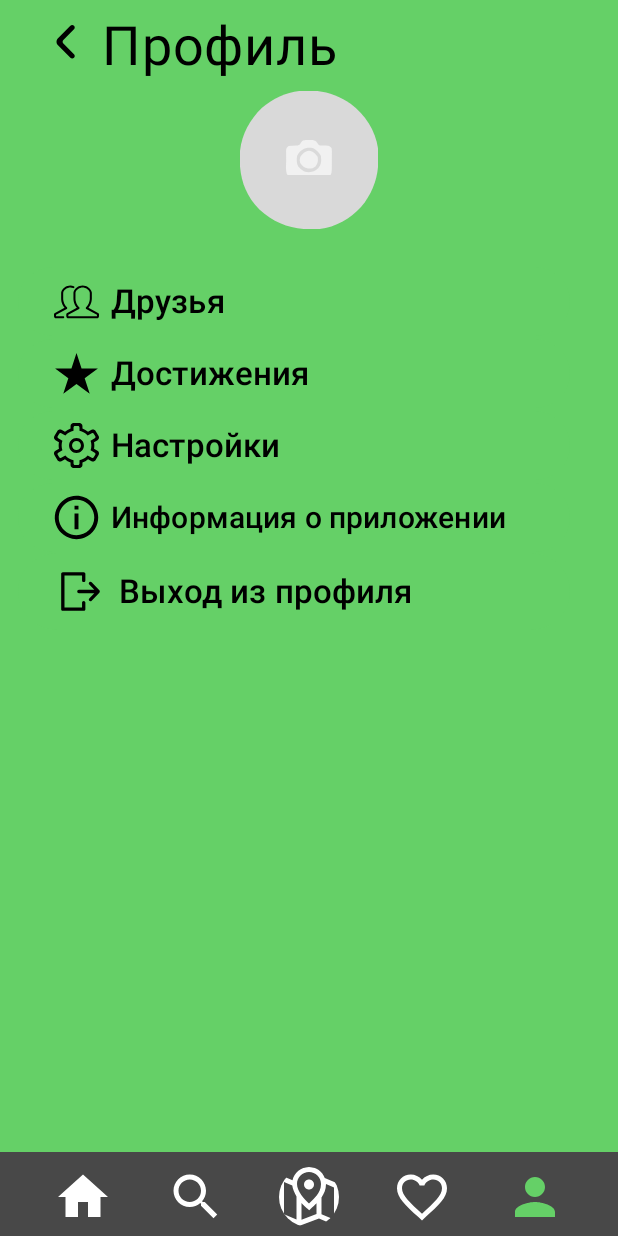
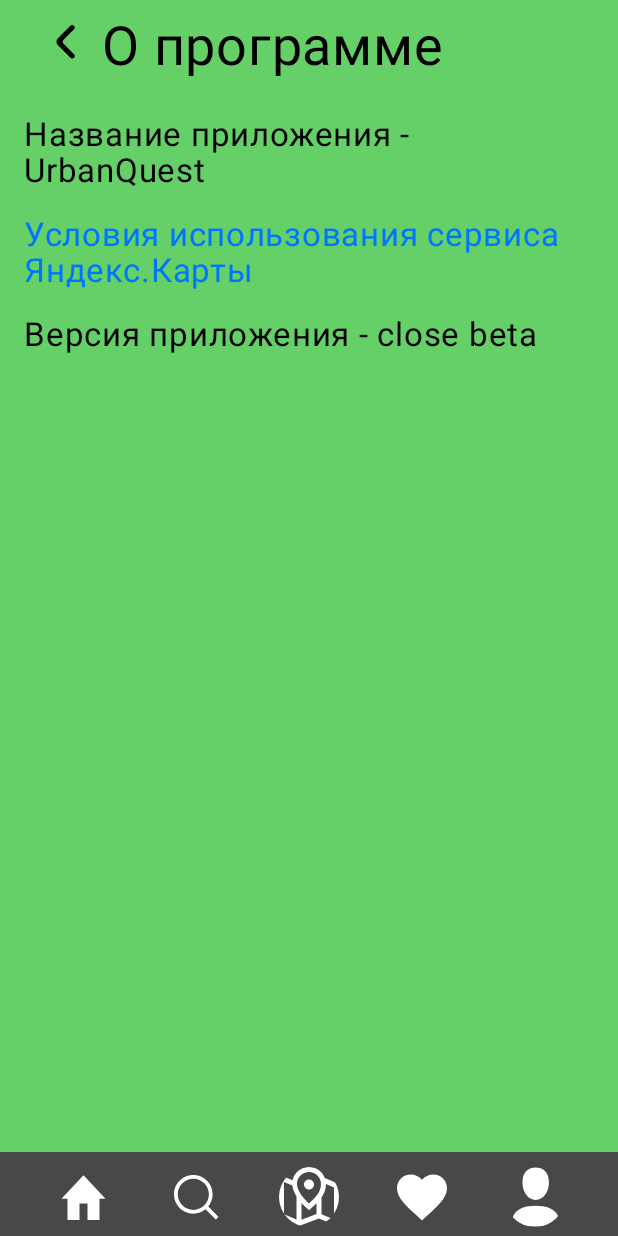
Before and after one commit to Kartav1k/UrbanQuest, an Android app built with Jetpack Compose: the ProfileScreen screen opened through its navigation route, after a tap on "Информация о приложении", on a phone screen of 412 x 824 dp. Run offline under Robolectric (Android 15) with nearby library versions, the light colour scheme and no system bars; libraries missing offline, so code that uses them is left out: com.yandex.mapkit; 1 statement that could not run was skipped.

Commit message:
Реализован экран "О приложении"

```diff
--- a/app/src/main/java/com/example/urbanquest/ProfileScreens/AchievementsScreen.kt
+++ b/app/src/main/java/com/example/urbanquest/ProfileScreens/AchievementsScreen.kt
@@ -1 +1,8 @@
 package com.example.urbanquest.ProfileScreens
+
+import androidx.compose.runtime.Composable
+
+@Composable
+fun AchievementsScreen(){
+
+}
--- a/app/src/main/java/com/example/urbanquest/ProfileScreens/FriendList.kt
+++ b/app/src/main/java/com/example/urbanquest/ProfileScreens/FriendList.kt
@@ -1 +1,8 @@
 package com.example.urbanquest.ProfileScreens
+
+import androidx.compose.runtime.Composable
+
+@Composable
+fun FriendList(){
+
+}
--- a/app/src/main/java/com/example/urbanquest/ProfileScreens/InfoAboutApp.kt
+++ b/app/src/main/java/com/example/urbanquest/ProfileScreens/InfoAboutApp.kt
@@ -1 +1,115 @@
 package com.example.urbanquest.ProfileScreens
+
+import android.content.Intent
+import android.net.Uri
+import androidx.compose.foundation.clickable
+import androidx.compose.foundation.layout.Row
+import androidx.compose.foundation.layout.padding
+import androidx.compose.foundation.lazy.LazyColumn
+import androidx.compose.material3.Icon
+import androidx.compose.material3.IconButton
+import androidx.compose.material3.MaterialTheme
+import androidx.compose.material3.Text
+import androidx.compose.runtime.Composable
+import androidx.compose.ui.Modifier
+import androidx.compose.ui.graphics.vector.ImageVector
+import androidx.compose.ui.platform.LocalConfiguration
+import androidx.compose.ui.platform.LocalContext
+import androidx.compose.ui.res.vectorResource
+import androidx.compose.ui.unit.dp
+import androidx.compose.ui.unit.sp
+import androidx.navigation.NavHostController
+import com.example.urbanquest.R
+import com.example.urbanquest.constants.LABEL_info
+import com.example.urbanquest.constants.name_app
+import com.example.urbanquest.constants.name_app_text
+import com.example.urbanquest.constants.version_app
+import com.example.urbanquest.constants.yandex_terms_of_use_of_the_service
+import com.example.urbanquest.ui.theme.linkColor
+
+@Composable
+fun InfoAboutApp(navController: NavHostController, isAuthorization: Boolean){
+
+    val configuration = LocalConfiguration.current
+    val context = LocalContext.current
+    val screenWidth = configuration.screenWidthDp.dp
+
+    LazyColumn {
+
+        item {
+            Row(
+                modifier = Modifier.padding(bottom = 8.dp, start = 20.dp)) {
+
+                IconButton(
+                    onClick = {
+                        navController.popBackStack()
+                    },
+                    modifier = Modifier
+                        .padding(top = 4.dp)
+                ) {
+                    Icon(
+                        imageVector = ImageVector.vectorResource(id = R.drawable.back_arrow_icon),
+                        contentDescription = "Back button",
+                        tint = MaterialTheme.colorScheme.tertiary
+                    )
+                }
+
+                Text(
+                    text = LABEL_info,
+                    modifier = Modifier.padding(top = 10.dp),
+                    color = MaterialTheme.colorScheme.tertiary,
+                    fontSize = when {
+                        screenWidth <= 360.dp -> 32.sp
+                        screenWidth > 360.dp -> 36.sp
+                        else -> 36.sp
+                    }
+                )
+            }
+        }
+        item {
+            Text(
+                name_app_text + name_app,
+                modifier = Modifier.padding(16.dp),
+                color = MaterialTheme.colorScheme.tertiary,
+                fontSize = when {
+                    screenWidth <= 360.dp -> 18.sp
+                    screenWidth > 360.dp -> 22.sp
+                    else -> 22.sp
+                }
+            )
+        }
+
+        item {
+            Text(yandex_terms_of_use_of_the_service,
+                color = linkColor,
+                fontSize = when {
+                    screenWidth <= 360.dp -> 18.sp
+                    screenWidth > 360.dp -> 22.sp
+                    else -> 22.sp
+                },
+                modifier = Modifier
+                    .padding(start = 16.dp)
+                    .clickable {
+                        val intent = Intent(
+                            Intent.ACTION_VIEW,
+                            Uri.parse("https://yandex.ru/legal/maps_termsofuse/")
+                        )
+                        context.startActivity(intent)
+                    }
+            )
+        }
+
+        item {
+            Text(version_app+"close beta",
+                modifier = Modifier.padding(16.dp),
+                color = MaterialTheme.colorScheme.tertiary,
+                fontSize = when {
+                    screenWidth <= 360.dp -> 18.sp
+                    screenWidth > 360.dp -> 22.sp
+                    else -> 22.sp
+                }
+            )
+        }
+
+    }
+}
--- a/app/src/main/java/com/example/urbanquest/ProfileScreens/ProfileScreen.kt
+++ b/app/src/main/java/com/example/urbanquest/ProfileScreens/ProfileScreen.kt
@@ -197,7 +197,7 @@
 
             Button(
                 onClick = {
-
+                    navController.navigate("InfoAboutApp")
                 },
                 modifier = Modifier
                     .padding(start = 12.dp, end = 32.dp)
--- a/app/src/main/java/com/example/urbanquest/constants/Strings.kt
+++ b/app/src/main/java/com/example/urbanquest/constants/Strings.kt
@@ -1,4 +1,6 @@
 package com.example.urbanquest.constants
+
+const val name_app = "UrbanQuest"
 
 //TextFields
 const val password_text = "Пароль"
@@ -16,6 +18,7 @@
 const val LABEL_favourite = "Избранное"
 const val LABEL_recomendation = "Ваш список рекомендаций"
 const val LABEL_settings = "Настройки"
+const val LABEL_info = "О программе"
 
 //Buttons
 const val friends_text = "Друзья"
@@ -45,3 +48,6 @@
 const val open_place = "Открыто с "
 const val unlimited_access = "Без ограничений"
 const val item_not_found = "Не найдено"
+const val yandex_terms_of_use_of_the_service="Условия использования сервиса Яндекс.Карты"
+const val version_app = "Версия приложения - "
+const val name_app_text = "Название приложения - "
--- a/app/src/main/java/com/example/urbanquest/containers/Container.kt
+++ b/app/src/main/java/com/example/urbanquest/containers/Container.kt
@@ -5,11 +5,6 @@
 import androidx.compose.foundation.layout.height
 import androidx.compose.foundation.layout.padding
 import androidx.compose.foundation.layout.size
-import androidx.compose.material.icons.Icons
-import androidx.compose.material.icons.filled.FavoriteBorder
-import androidx.compose.material.icons.filled.Home
-import androidx.compose.material.icons.filled.Person
-import androidx.compose.material.icons.filled.Search
 import androidx.compose.material3.BottomAppBar
 import androidx.compose.material3.Icon
 import androidx.compose.material3.IconButton
@@ -18,7 +13,9 @@
 import androidx.compose.runtime.Composable
 import androidx.compose.runtime.getValue
 import androidx.compose.ui.Modifier
+import androidx.compose.ui.graphics.vector.ImageVector
 import androidx.compose.ui.res.painterResource
+import androidx.compose.ui.res.vectorResource
 import androidx.compose.ui.unit.dp
 import androidx.navigation.compose.currentBackStackEntryAsState
 import androidx.navigation.compose.rememberNavController
@@ -59,9 +56,9 @@
                         enabled = currentRoute != "Menuhub",
                     ) {
                         Icon(
-                            Icons.Filled.Home,
-                            contentDescription = "Меню",
-                            Modifier.size(40.dp),
+                            imageVector = ImageVector.vectorResource(id = R.drawable.home_icon),
+                            contentDescription = "Menu",
+                            Modifier.size(30.dp),
                             tint = if (currentRoute == "MenuHub") MaterialTheme.colorScheme.primary else MaterialTheme.colorScheme.secondaryContainer
                         )
                     }
@@ -77,9 +74,9 @@
                         enabled = currentRoute != "Search"
                     ) {
                         Icon(
-                            Icons.Filled.Search,
-                            contentDescription = "Поиск",
-                            Modifier.size(40.dp),
+                            imageVector = ImageVector.vectorResource(id = R.drawable.magnifier_icon),
+                            contentDescription = "Search",
+                            Modifier.size(30.dp),
                             tint = if (currentRoute == "Search") MaterialTheme.colorScheme.primary else MaterialTheme.colorScheme.secondaryContainer
                         )
                     }
@@ -96,9 +93,9 @@
                     ) {
                         Icon(
                             painter = painterResource(id = R.drawable.map_icon),
-                            contentDescription = "Карта",
+                            contentDescription = "Yandex Map",
                             modifier = Modifier
-                                .size(156.dp),
+                                .size(40.dp),
                             tint = if (currentRoute == "YandexMap") MaterialTheme.colorScheme.primary else MaterialTheme.colorScheme.secondaryContainer
                         )
                     }
@@ -114,8 +111,8 @@
                         enabled = currentRoute != "Favourite"
                     ) {
                         Icon(
-                            Icons.Filled.FavoriteBorder,
-                            contentDescription = "Избранное",
+                            imageVector = ImageVector.vectorResource(id = R.drawable.favourite_icon),
+                            contentDescription = "Favourite",
                             Modifier.size(40.dp),
                             tint = if (currentRoute == "Favourite") MaterialTheme.colorScheme.primary else MaterialTheme.colorScheme.secondaryContainer
                         )
@@ -132,8 +129,8 @@
                         enabled = currentRoute != "Profile"
                     ) {
                         Icon(
-                            Icons.Filled.Person,
-                            contentDescription = "Профиль",
+                            imageVector = ImageVector.vectorResource(id = R.drawable.profile_icon),
+                            contentDescription = "Profile",
                             Modifier.size(40.dp),
                             tint = if (currentRoute == "Profile") MaterialTheme.colorScheme.primary else MaterialTheme.colorScheme.secondaryContainer
                         )
--- a/app/src/main/java/com/example/urbanquest/containers/NavigationContainer.kt
+++ b/app/src/main/java/com/example/urbanquest/containers/NavigationContainer.kt
@@ -11,6 +11,7 @@
 import com.example.urbanquest.AuthorizationScreens.Registration
 import com.example.urbanquest.Favourite
 import com.example.urbanquest.MenuHub
+import com.example.urbanquest.ProfileScreens.InfoAboutApp
 import com.example.urbanquest.ProfileScreens.ProfileScreen
 import com.example.urbanquest.ProfileScreens.SettingsScreen
 import com.example.urbanquest.ProfileScreens.ThemeViewModel
@@ -18,7 +19,7 @@
 import com.example.urbanquest.YandexMap
 
 var isAuthorization: Boolean = false
-//navController: NavHostController
+
 @Composable
 fun NavigationContainer(navController: NavHostController) {
 
@@ -27,6 +28,7 @@
     NavHost(navController = navController,
 
         startDestination = "Choice_authorization"){
+
         composable("Choice_authorization"){
             ChoiceAuthorization(navController)
         }
@@ -57,5 +59,14 @@
         composable("Settings"){
             SettingsScreen(navController, isAuthorization, themeViewModel)
         }
+        composable("InfoAboutApp"){
+            InfoAboutApp(navController, isAuthorization)
+        }
+        composable("Achievements"){
+
+        }
+        composable("FriendList"){
+
+        }
     }
 }
```
Also changed, not shown: app/src/main/java/com/example/urbanquest/containers/(Deprecated)_SharedPrefs.kt (renamed from app/src/main/java/com/example/urbanquest/containers/SharedPrefs.kt).
